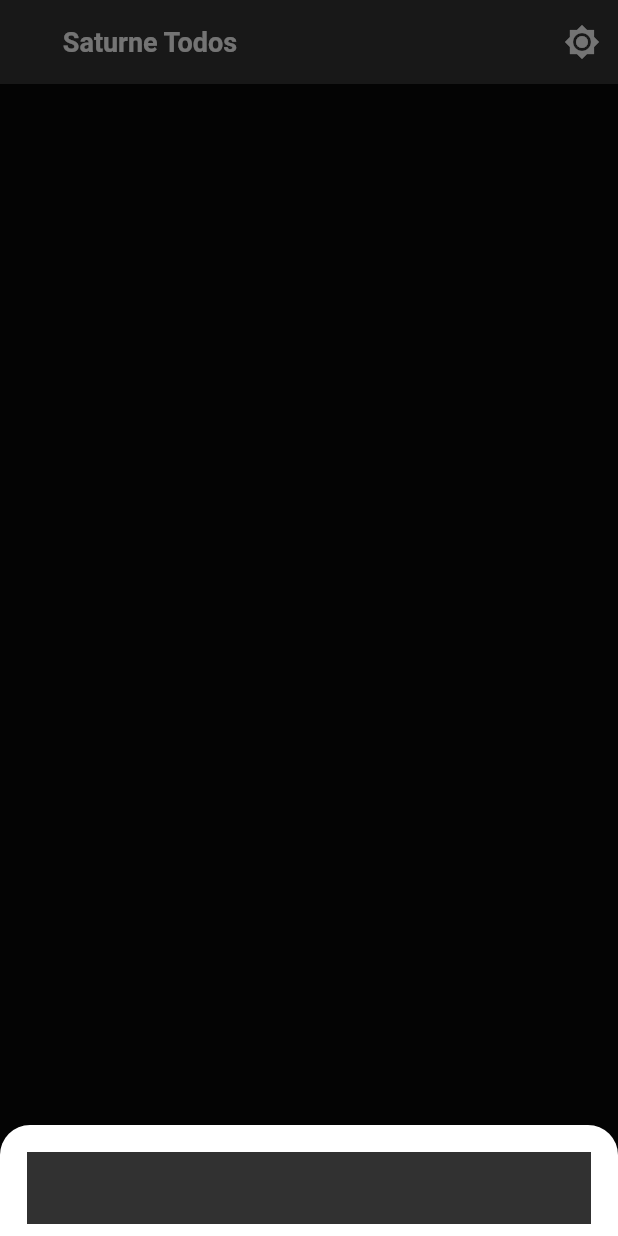
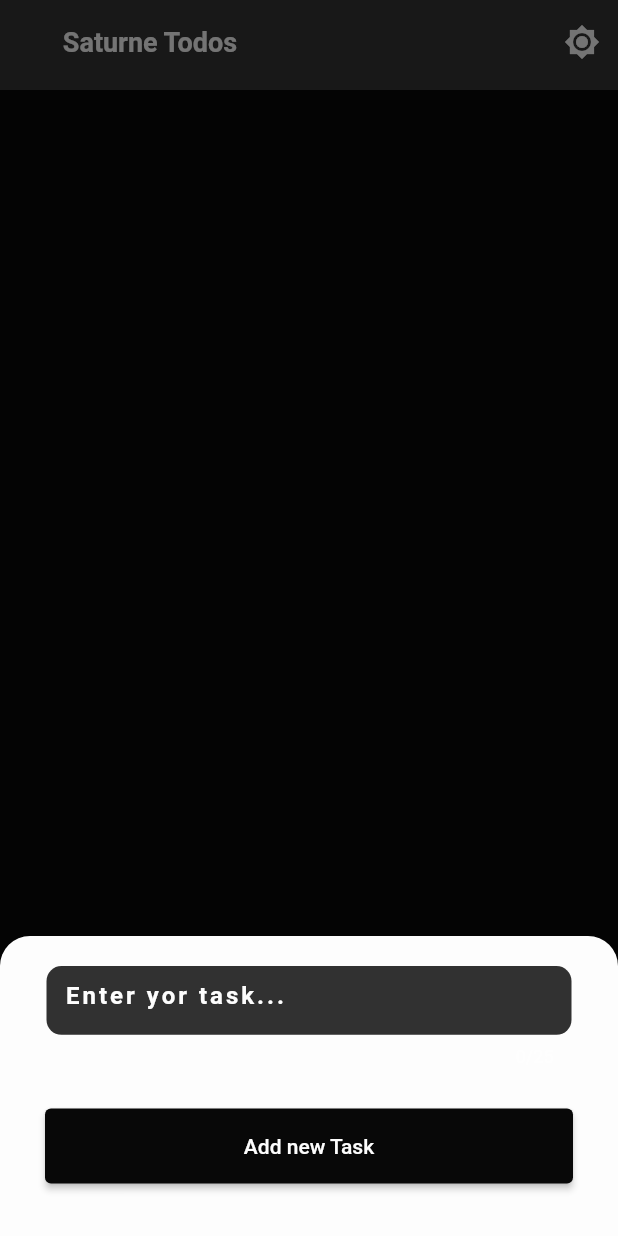
Before and after one commit to saturnedev12/todo-app-bloc-pattern, a Flutter app: the screen it shows after launch, after a tap on the "brightness 2" icon, after a tap on the "add" icon, on a phone screen of 412 x 824 dp. Run offline on Flutter 3.47's test engine with Material 2 defaults, Android fonts, the phone set to English and light mode, and no system bars; our stand-ins replace bloc, flutter_bloc, hive, hive_flutter; accounts and stored records are empty.

Commit message:
[structure] initial structure

```diff
--- /dev/null
+++ b/lib/bloc/task_cubit.dart
@@ -0,0 +1,25 @@
+import 'package:bloc/bloc.dart';
+import 'package:flutter/material.dart';
+import 'package:hive/hive.dart';
+import 'package:todolist/models/task_model.dart';
+
+class TaskCubit extends Cubit<int> {
+  TaskCubit() : super(0);
+
+  void createTask(
+      {required String title, required String date, required bool finish}) {
+    TaskModel _newTask = new TaskModel();
+    _newTask.title = title;
+    _newTask.date = date;
+    _newTask.finish = false;
+    Hive.box("TASKS").add(_newTask);
+    emit(state);
+  }
+
+  void finishTask(TaskModel task) {
+    TaskModel _newTask = new TaskModel();
+    _newTask = task;
+    _newTask.finish = !task.finish!;
+    Hive.box("TASKS").put(task.key, _newTask);
+  }
+}
--- a/lib/constantes.dart
+++ b/lib/constantes.dart
@@ -1,4 +1,6 @@
 import 'package:flutter/material.dart';
+import 'package:hive/hive.dart';
+import 'package:todolist/models/task_model.dart';
 
 class Constantes {
   static final ColorScheme darkColorSchene = new ColorScheme(
@@ -25,10 +27,12 @@ class Constantes {
     background: Color(0xFF313131),
     error: Color(0xFF313131),
     onPrimary: Color(0xFF222222),
-    onSecondary: Color(0xFF313131),
+    onSecondary: Color(0xFFF8F8F8),
     onSurface: Color(0xFF313131),
     onBackground: Color(0xFF313131),
     onError: Color(0xFF313131),
     brightness: Brightness.light,
   );
 }
+
+Box<TaskModel>? localStorage;
--- a/lib/main.dart
+++ b/lib/main.dart
@@ -1,11 +1,23 @@
+import 'dart:io';
 import 'package:flutter/material.dart';
 import 'package:flutter_bloc/flutter_bloc.dart';
 import 'package:todolist/bloc/theme_bloc.dart';
 import 'package:todolist/constantes.dart';
-import 'package:todolist/events/theme_events.dart';
+import 'package:todolist/models/task_model.dart';
 import 'package:todolist/states/theme_states.dart';
+import 'package:todolist/widgets/app_bar.dart';
+import 'package:todolist/widgets/body.dart';
+import 'package:todolist/widgets/floating_button.dart';
+import 'package:hive_flutter/hive_flutter.dart';
 
-void main() {
+import 'bloc/task_cubit.dart';
+
+void main() async {
+  var path = Directory.current.path;
+  Hive.init(path);
+  Hive.registerAdapter<TaskModel>(TaskModelAdapter());
+  await Hive.initFlutter();
+  await Hive.openBox('TASKS');
   runApp(MyApp());
 }
 
@@ -16,6 +28,7 @@ class MyApp extends StatelessWidget {
     return MultiBlocProvider(
       providers: <BlocProvider>[
         BlocProvider<ThemeBloc>(create: (_) => ThemeBloc()),
+        BlocProvider<TaskCubit>(create: (_) => TaskCubit()),
       ],
       child: BlocBuilder<ThemeBloc, ThemeState>(
         builder: (context, state) {
@@ -40,96 +53,15 @@ class MyApp extends StatelessWidget {
 }
 
 class TodoHomePage extends StatelessWidget {
-  const TodoHomePage({Key? key}) : super(key: key);
+  TodoHomePage({Key? key}) : super(key: key);
 
   @override
   Widget build(BuildContext context) {
     return Scaffold(
       backgroundColor: Theme.of(context).colorScheme.primary,
-      appBar: AppBar(
-        backgroundColor: Theme.of(context).colorScheme.primaryVariant,
-        elevation: 0,
-        leadingWidth: 200,
-        leading: Center(
-            child: Text(
-          "Saturne Todos",
-          style: TextStyle(
-            fontWeight: FontWeight.bold,
-            fontSize: 18,
-            color: Theme.of(context).colorScheme.onPrimary,
-          ),
-        )),
-        actions: [
-          BlocBuilder<ThemeBloc, ThemeState>(
-            builder: (context, state) {
-              return IconButton(
-                  onPressed: () {
-                    (state is ThemeLightState)
-                        ? context.read<ThemeBloc>().add(ThemeDarkEvent())
-                        : context.read<ThemeBloc>().add(ThemeLightEvent());
-                  },
-                  icon: (state is ThemeLightState)
-                      ? Icon(
-                          Icons.brightness_2,
-                          color: Theme.of(context).colorScheme.onPrimary,
-                        )
-                      : Icon(
-                          Icons.brightness_high,
-                          color: Theme.of(context).colorScheme.onPrimary,
-                        ));
-            },
-          )
-        ],
-      ),
-      floatingActionButton: FloatingActionButton(
-        backgroundColor: Theme.of(context).colorScheme.primaryVariant,
-        onPressed: () {
-          showAddForm(context);
-        },
-        child: Icon(
-          Icons.add,
-          color: Theme.of(context).colorScheme.onPrimary,
-        ),
-      ),
+      appBar: TodoAppBar(),
+      body: TaskBody(),
+      floatingActionButton: TodoFloatingButton(),
     );
   }
 }
-
-void showAddForm(BuildContext context) {
-  showModalBottomSheet(
-      backgroundColor: Colors.transparent,
-      context: context,
-      builder: (BuildContext context) {
-        return Container(
-          decoration: BoxDecoration(
-            color: Colors.white,
-            borderRadius: BorderRadius.only(
-              topLeft: Radius.circular(20),
-              topRight: Radius.circular(20),
-            ),
-          ),
-          child: SingleChildScrollView(
-            child: Column(
-              children: [
-                Padding(
-                  padding: const EdgeInsets.all(8.0),
-                  child: TextFormField(
-                    decoration: InputDecoration(
-                      filled: true,
-                      fillColor: Theme.of(context).colorScheme.secondary,
-                      border: InputBorder.none,
-                    ),
-                  ),
-                )
-              ],
-            ),
-          ),
-          padding: EdgeInsets.only(
-            bottom: MediaQuery.of(context).viewInsets.bottom,
-            left: 10,
-            right: 10,
-            top: 10,
-          ),
-        );
-      });
-}
--- /dev/null
+++ b/lib/models/task_model.dart
@@ -0,0 +1,15 @@
+import 'package:flutter/material.dart';
+import 'package:hive/hive.dart';
+part 'task_model.g.dart';
+
+@HiveType(typeId: 1)
+class TaskModel extends HiveObject {
+  @HiveField(0)
+  String? title;
+
+  @HiveField(1)
+  bool? finish;
+
+  @HiveField(2)
+  String? date;
+}
--- /dev/null
+++ b/lib/widgets/app_bar.dart
@@ -0,0 +1,56 @@
+import 'package:flutter/material.dart';
+import 'package:flutter_bloc/flutter_bloc.dart';
+import 'package:todolist/bloc/theme_bloc.dart';
+import 'package:todolist/events/theme_events.dart';
+import 'package:todolist/states/theme_states.dart';
+
+class TodoAppBar extends StatelessWidget implements PreferredSize {
+  const TodoAppBar({Key? key}) : super(key: key);
+
+  @override
+  Widget build(BuildContext context) {
+    return AppBar(
+      backgroundColor: Theme.of(context).colorScheme.primaryVariant,
+      elevation: 0,
+      leadingWidth: 200,
+      leading: Center(
+          child: Text(
+        "Saturne Todos",
+        style: TextStyle(
+          fontWeight: FontWeight.bold,
+          fontSize: 18,
+          color: Theme.of(context).colorScheme.onPrimary,
+        ),
+      )),
+      actions: [
+        BlocBuilder<ThemeBloc, ThemeState>(
+          builder: (context, state) {
+            return IconButton(
+                onPressed: () {
+                  (state is ThemeLightState)
+                      ? context.read<ThemeBloc>().add(ThemeDarkEvent())
+                      : context.read<ThemeBloc>().add(ThemeLightEvent());
+                },
+                icon: (state is ThemeLightState)
+                    ? Icon(
+                        Icons.brightness_2,
+                        color: Theme.of(context).colorScheme.onPrimary,
+                      )
+                    : Icon(
+                        Icons.brightness_high,
+                        color: Theme.of(context).colorScheme.onPrimary,
+                      ));
+          },
+        )
+      ],
+    );
+  }
+
+  @override
+  // TODO: implement child
+  Widget get child => throw UnimplementedError();
+
+  @override
+  // TODO: implement preferredSize
+  Size get preferredSize => Size.fromHeight(60);
+}
--- /dev/null
+++ b/lib/widgets/body.dart
@@ -0,0 +1,34 @@
+import 'package:flutter/material.dart';
+import 'package:hive/hive.dart';
+import 'package:hive_flutter/hive_flutter.dart';
+import 'package:todolist/constantes.dart';
+import 'package:todolist/models/task_model.dart';
+import 'package:todolist/widgets/task_card.dart';
+
+class TaskBody extends StatelessWidget {
+  const TaskBody({Key? key}) : super(key: key);
+
+  @override
+  Widget build(BuildContext context) {
+    return ValueListenableBuilder<Box>(
+      valueListenable: Hive.box("TASKS").listenable(),
+      builder: (context, box, child) {
+        return SingleChildScrollView(
+          child: Container(
+            padding: EdgeInsets.only(left: 7, right: 7, top: 5),
+            child: Column(
+              children: box.values
+                  .map<Widget>((e) => TaskCard(
+                        task: e,
+                        title: e.title,
+                        date: e.date,
+                        finish: e.finish,
+                      ))
+                  .toList(),
+            ),
+          ),
+        );
+      },
+    );
+  }
+}
--- /dev/null
+++ b/lib/widgets/floating_button.dart
@@ -0,0 +1,21 @@
+import 'package:flutter/material.dart';
+
+import 'modal_bottom.dart';
+
+class TodoFloatingButton extends StatelessWidget {
+  const TodoFloatingButton({Key? key}) : super(key: key);
+
+  @override
+  Widget build(BuildContext context) {
+    return FloatingActionButton(
+      backgroundColor: Theme.of(context).colorScheme.primaryVariant,
+      onPressed: () {
+        showAddForm(context);
+      },
+      child: Icon(
+        Icons.add,
+        color: Theme.of(context).colorScheme.onPrimary,
+      ),
+    );
+  }
+}
--- /dev/null
+++ b/lib/widgets/modal_bottom.dart
@@ -0,0 +1,82 @@
+import 'package:flutter/material.dart';
+import 'package:intl/intl.dart';
+import 'package:todolist/bloc/task_cubit.dart';
+
+void showAddForm(BuildContext context) {
+  TextEditingController taskController = new TextEditingController();
+  showModalBottomSheet(
+      backgroundColor: Colors.transparent,
+      context: context,
+      builder: (BuildContext context) {
+        return Container(
+          constraints: BoxConstraints(minHeight: 200),
+          decoration: BoxDecoration(
+            color: Theme.of(context).colorScheme.onPrimary,
+            borderRadius: BorderRadius.only(
+              topLeft: Radius.circular(20),
+              topRight: Radius.circular(20),
+            ),
+          ),
+          child: SingleChildScrollView(
+            child: Column(
+              mainAxisAlignment: MainAxisAlignment.spaceBetween,
+              children: [
+                Padding(
+                  padding: const EdgeInsets.only(top: 10, bottom: 30),
+                  child: Container(
+                    width: 350,
+                    height: 65,
+                    child: TextFormField(
+                      //maxLength: 30,
+                      maxLength: 25,
+                      controller: taskController,
+                      cursorColor: Theme.of(context).colorScheme.onPrimary,
+                      decoration: InputDecoration(
+                        filled: true,
+                        fillColor: Theme.of(context).colorScheme.onSecondary,
+                        hintText: 'Enter yor task...',
+                        hintStyle: TextStyle(
+                          letterSpacing: 2,
+                          color: Theme.of(context).colorScheme.onPrimary,
+                          fontWeight: FontWeight.bold,
+                        ),
+                        border: OutlineInputBorder(
+                          borderRadius: BorderRadius.circular(10),
+                          borderSide: BorderSide.none,
+                        ),
+                      ),
+                    ),
+                  ),
+                ),
+                ElevatedButton(
+                  onPressed: () {
+                    if (taskController.text.isNotEmpty)
+                      TaskCubit().createTask(
+                        title: taskController.text,
+                        date: DateFormat('d/M/y').format(DateTime.now()),
+                        finish: false,
+                      );
+                    Navigator.pop(context);
+                  },
+                  child: Container(
+                    width: 320,
+                    height: 50,
+                    alignment: Alignment.center,
+                    child: Text('Add new Task'),
+                    decoration: BoxDecoration(
+                      borderRadius: BorderRadius.circular(20),
+                    ),
+                  ),
+                ),
+              ],
+            ),
+          ),
+          padding: EdgeInsets.only(
+            bottom: MediaQuery.of(context).viewInsets.bottom + 10,
+            left: 10,
+            right: 10,
+            top: 10,
+          ),
+        );
+      });
+}
--- a/pubspec.yaml
+++ b/pubspec.yaml
@@ -31,6 +31,12 @@ dependencies:
   bloc: ^8.0.1
   flutter_bloc: ^8.0.0
   http: ^0.13.3
+  hive: ^2.0.5
+  hive_flutter: ^1.1.0
+  build_runner: ^2.1.7
+  hive_generator: ^1.1.1
+  path_provider: ^2.0.8
+  intl: ^0.17.0
 
 dev_dependencies:
   flutter_test:
```
Also changed, not shown: lib/widgets/task_card.dart (added, +63 -0 lines), lib/models/task_model.g.dart (added), pubspec.lock, 6 other files.
